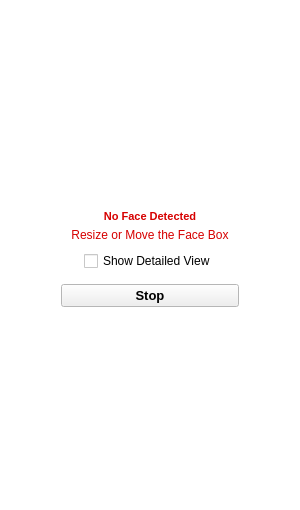
The window that reluu_application/GUI_improvements/active_model.ui (e-remington-lee/record_video) describes before a commit, drawn with Qt 5.
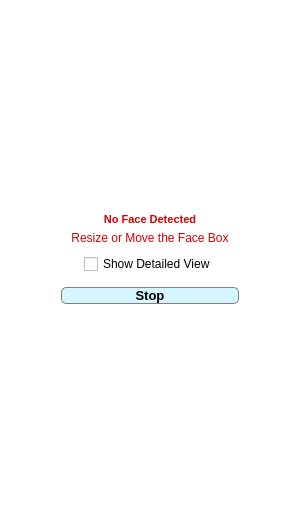
The same window after the commit.

What changed in the file:
```diff
--- a/reluu_application/GUI_improvements/active_model.ui
+++ b/reluu_application/GUI_improvements/active_model.ui
@@ -75,7 +75,23 @@
    </palette>
   </property>
   <property name="windowTitle">
-   <string>Form</string>
+   <string>ReLuu</string>
+  </property>
+  <property name="styleSheet">
+   <string notr="true">QLineEdit {
+ border-radius: 5px;
+border: 0.5px solid gray;
+}
+
+QPushButton{
+border-radius:5px;
+background-color: #d5f6ff;
+border: 0.5px solid gray;
+}
+
+QPushButton::hover {
+background-color: #befeff
+}</string>
   </property>
   <layout class="QVBoxLayout" name="verticalLayout_2">
    <item>
```
